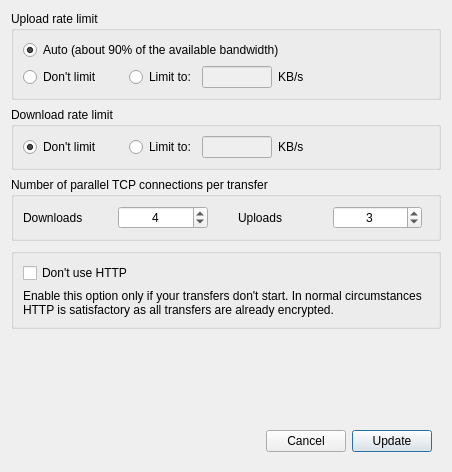
Qt form src/MEGASync/gui/linux/BandwidthSettings.ui (meganz/MEGAsync) before a commit.
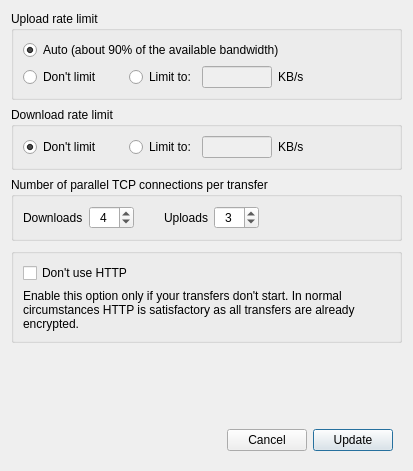
The same form after that commit.

Commit message: More adjustments for BandwidthSettings Linux UI

What changed in the file:
```diff
--- a/src/MEGASync/gui/linux/BandwidthSettings.ui
+++ b/src/MEGASync/gui/linux/BandwidthSettings.ui
@@ -9,8 +9,8 @@
    <rect>
     <x>0</x>
     <y>0</y>
-    <width>452</width>
-    <height>472</height>
+    <width>413</width>
+    <height>471</height>
    </rect>
   </property>
   <property name="windowTitle">
@@ -25,27 +25,12 @@
    </property>
    <item>
     <widget class="QGroupBox" name="gBandwidth">
-     <property name="sizePolicy">
-      <sizepolicy hsizetype="Preferred" vsizetype="Maximum">
-       <horstretch>0</horstretch>
-       <verstretch>0</verstretch>
-      </sizepolicy>
-     </property>
-     <property name="minimumSize">
-      <size>
-       <width>0</width>
-       <height>0</height>
-      </size>
-     </property>
      <property name="layoutDirection">
       <enum>Qt::LeftToRight</enum>
      </property>
      <property name="title">
       <string>Upload rate limit</string>
      </property>
-     <property name="flat">
-      <bool>true</bool>
-     </property>
      <layout class="QFormLayout" name="formLayout">
       <property name="fieldGrowthPolicy">
        <enum>QFormLayout::FieldsStayAtSizeHint</enum>
@@ -250,24 +235,9 @@
    </item>
    <item>
     <widget class="QGroupBox" name="gDownloadBandwidth">
-     <property name="sizePolicy">
-      <sizepolicy hsizetype="Preferred" vsizetype="Maximum">
-       <horstretch>0</horstretch>
-       <verstretch>0</verstretch>
-      </sizepolicy>
-     </property>
-     <property name="minimumSize">
-      <size>
-       <width>0</width>
-       <height>0</height>
-      </size>
-     </property>
      <property name="title">
       <string>Download rate limit</string>
      </property>
-     <property name="flat">
-      <bool>true</bool>
-     </property>
      <layout class="QFormLayout" name="formLayout_4">
       <property name="fieldGrowthPolicy">
        <enum>QFormLayout::FieldsStayAtSizeHint</enum>
@@ -515,6 +485,12 @@
         <property name="orientation">
          <enum>Qt::Horizontal</enum>
         </property>
+        <property name="sizeHint" stdset="0">
+         <size>
+          <width>0</width>
+          <height>0</height>
+         </size>
+        </property>
        </spacer>
       </item>
      </layout>
```
Left out of the diff: 83 changed lines with no effect on the pictures.
